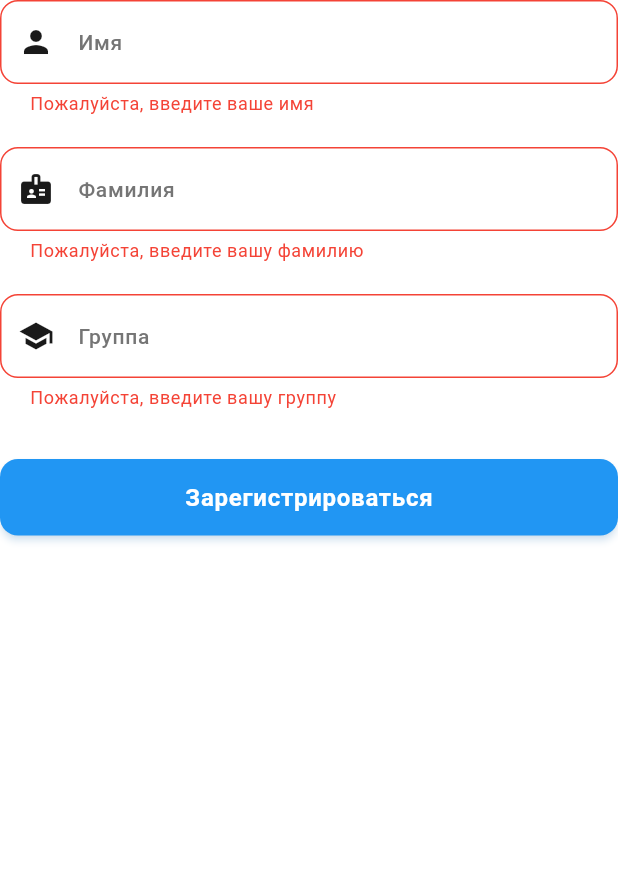
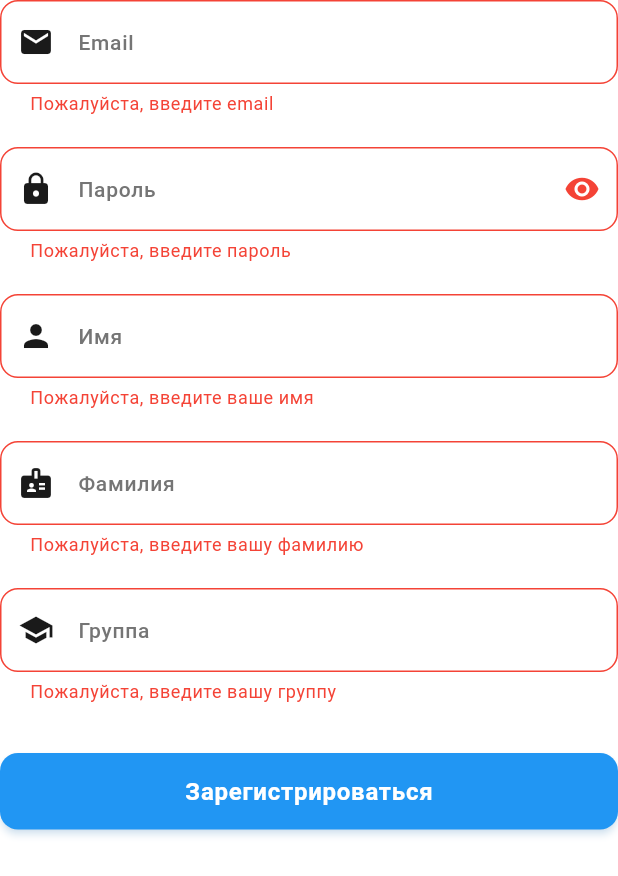
Before and after one commit to Asylbek2007/State_project, a Flutter app: the RegistrationForm widget shown alone on an empty page, opened directly with empty values, after a tap on "Зарегистрироваться", on a phone screen of 412 x 824 dp. Shown: the top 876 px of the screen. Run offline on Flutter 3.47's test engine with Material 3 defaults, Android fonts, the phone set to English and light mode, and no system bars; our stand-ins replace flutter_riverpod, flutter_secure_storage, googleapis_auth, qr_flutter, shared_preferences; missing offline and left inert: googleapis; accounts and stored records are empty.

Commit message:
Update registration_form.dart

```diff
--- a/lib/features/registration/presentation/widgets/registration_form.dart
+++ b/lib/features/registration/presentation/widgets/registration_form.dart
@@ -2,7 +2,7 @@
 
 /// Form widget for user registration.
 class RegistrationForm extends StatefulWidget {
-  final void Function(String fullName, String surname, String studyGroup) onSubmit;
+  final void Function(String email, String password, String fullName, String surname, String studyGroup) onSubmit;
   final bool isLoading;
 
   const RegistrationForm({
@@ -17,12 +17,17 @@
 
 class _RegistrationFormState extends State<RegistrationForm> {
   final _formKey = GlobalKey<FormState>();
+  final _emailController = TextEditingController();
+  final _passwordController = TextEditingController();
   final _fullNameController = TextEditingController();
   final _surnameController = TextEditingController();
   final _studyGroupController = TextEditingController();
+  bool _obscurePassword = true;
 
   @override
   void dispose() {
+    _emailController.dispose();
+    _passwordController.dispose();
     _fullNameController.dispose();
     _surnameController.dispose();
     _studyGroupController.dispose();
@@ -32,9 +37,11 @@
   void _handleSubmit() {
     if (_formKey.currentState?.validate() ?? false) {
       widget.onSubmit(
-        _fullNameController.text,
-        _surnameController.text,
-        _studyGroupController.text,
+        _emailController.text.trim(),
+        _passwordController.text,
+        _fullNameController.text.trim(),
+        _surnameController.text.trim(),
+        _studyGroupController.text.trim(),
       );
     }
   }
@@ -47,8 +54,68 @@
         crossAxisAlignment: CrossAxisAlignment.stretch,
         children: [
           TextFormField(
+            controller: _emailController,
+            enabled: !widget.isLoading,
+            keyboardType: TextInputType.emailAddress,
+            textInputAction: TextInputAction.next,
+            decoration: InputDecoration(
+              labelText: 'Email',
+              hintText: 'Введите ваш email',
+              prefixIcon: const Icon(Icons.email),
+              border: OutlineInputBorder(
+                borderRadius: BorderRadius.circular(12),
+              ),
+            ),
+            validator: (value) {
+              if (value == null || value.trim().isEmpty) {
+                return 'Пожалуйста, введите email';
+              }
+              final emailRegex = RegExp(r'^[\w-\.]+@([\w-]+\.)+[\w-]{2,4}$');
+              if (!emailRegex.hasMatch(value.trim())) {
+                return 'Введите корректный email адрес';
+              }
+              return null;
+            },
+          ),
+          const SizedBox(height: 20),
+          TextFormField(
+            controller: _passwordController,
+            enabled: !widget.isLoading,
+            obscureText: _obscurePassword,
+            textInputAction: TextInputAction.next,
+            decoration: InputDecoration(
+              labelText: 'Пароль',
+              hintText: 'Введите пароль',
+              prefixIcon: const Icon(Icons.lock),
+              suffixIcon: IconButton(
+                icon: Icon(
+                  _obscurePassword ? Icons.visibility : Icons.visibility_off,
+                ),
+                onPressed: () {
+                  setState(() {
+                    _obscurePassword = !_obscurePassword;
+                  });
+                },
+              ),
+              border: OutlineInputBorder(
+                borderRadius: BorderRadius.circular(12),
+              ),
+            ),
+            validator: (value) {
+              if (value == null || value.isEmpty) {
+                return 'Пожалуйста, введите пароль';
+              }
+              if (value.length < 6) {
+                return 'Пароль должен содержать минимум 6 символов';
+              }
+              return null;
+            },
+          ),
+          const SizedBox(height: 20),
+          TextFormField(
             controller: _fullNameController,
             enabled: !widget.isLoading,
+            textInputAction: TextInputAction.next,
             decoration: InputDecoration(
               labelText: 'Имя',
               hintText: 'Введите ваше имя',
@@ -71,6 +138,7 @@
           TextFormField(
             controller: _surnameController,
             enabled: !widget.isLoading,
+            textInputAction: TextInputAction.next,
             decoration: InputDecoration(
               labelText: 'Фамилия',
               hintText: 'Введите вашу фамилию',
@@ -93,6 +161,8 @@
           TextFormField(
             controller: _studyGroupController,
             enabled: !widget.isLoading,
+            textInputAction: TextInputAction.done,
+            onFieldSubmitted: (_) => _handleSubmit(),
             decoration: InputDecoration(
               labelText: 'Группа',
               hintText: 'Введите вашу учебную группу',
```
